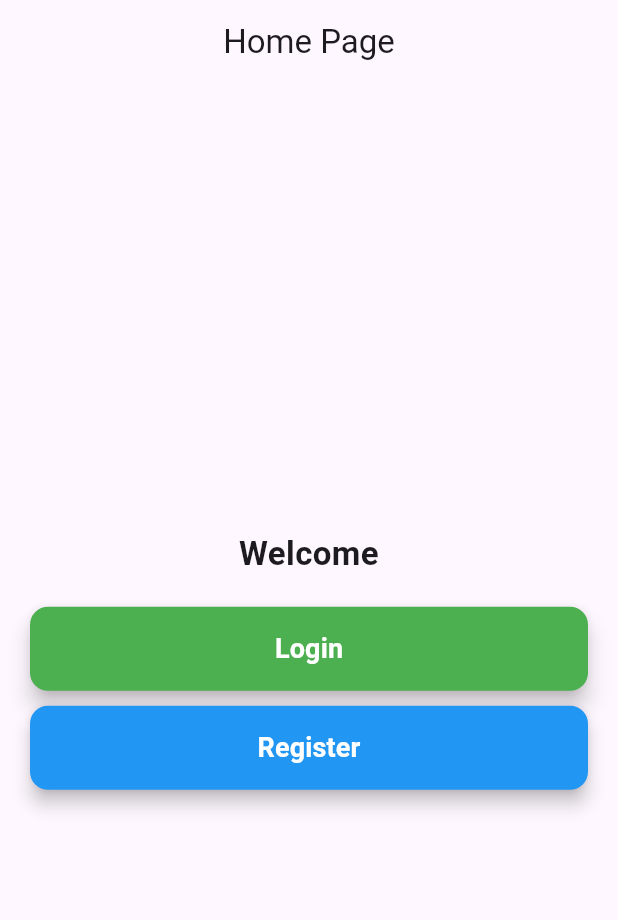
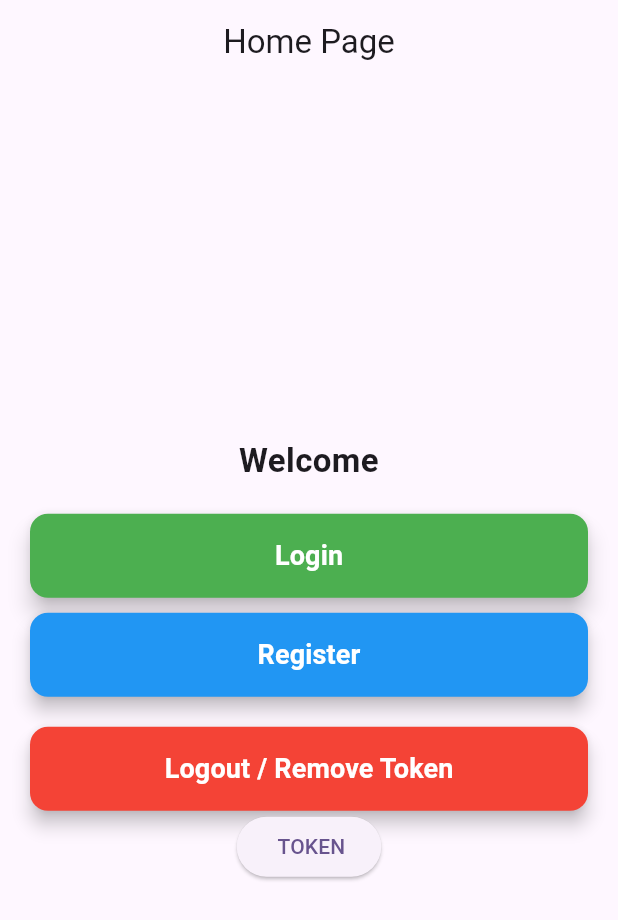
Before and after one commit to nahidhasanniloy/api, a Flutter app: the HomePage screen opened directly, on a phone screen of 412 x 824 dp. Shown: the top 920 px of the screen. Run offline on Flutter 3.47's test engine with Material 3 defaults, Android fonts, the phone set to English and light mode, and no system bars; our stand-ins replace device_preview, get, pin_code_fields, shared_preferences; accounts and stored records are empty.

Commit message:
some changes

```diff
--- a/lib/core/appRoutes.dart
+++ b/lib/core/appRoutes.dart
@@ -1,6 +1,7 @@
 import 'package:flutter/cupertino.dart';
 import 'package:get/get_navigation/src/routes/get_route.dart';
 
+import '../views/homePage/home_page.dart';
 import '../views/login/login.dart';
 import '../views/signup/register.dart';
 
@@ -8,11 +9,13 @@ class AppRoutes {
 
   static const String LoginA ="/LoginPage";
   static const String register ="/Register";
+  static const String home ="/HomePage";
 
   static List<GetPage> routes = [
 
     GetPage(name: LoginA, page: () => LoginPage()),
     GetPage(name: register, page: () => Register()),
+    GetPage(name: home, page: () => HomePage()),
 
 
   ];
--- a/lib/main.dart
+++ b/lib/main.dart
@@ -1,39 +1,43 @@
 import 'package:device_preview/device_preview.dart';
 import 'package:flutter/material.dart';
 import 'package:get/get.dart';
+import 'package:shared_preferences/shared_preferences.dart';
 import 'package:loginsignup/core/appRoutes.dart';
 
-void main() {
+void main() async {
+  WidgetsFlutterBinding.ensureInitialized();
+
+  final prefs = await SharedPreferences.getInstance();
+  final token = prefs.getString('token'); // token লোকাল থেকে নিয়ে আসবে
+
   runApp(
     DevicePreview(
       enabled: true,
-      builder: (context) => const MyApp(),
+      builder: (context) => MyApp(token: token),
     ),
   );
 }
 
 class MyApp extends StatelessWidget {
-  const MyApp({super.key});
+  final String? token;
+  const MyApp({super.key, this.token});
 
   @override
   Widget build(BuildContext context) {
     return GetMaterialApp(
-      title: 'Flutter Demo ',
-
-      // device preview for responsive
+      title: 'Flutter Demo',
       builder: DevicePreview.appBuilder,
       useInheritedMediaQuery: true,
       locale: DevicePreview.locale(context),
-
       theme: ThemeData(
         colorScheme: ColorScheme.fromSeed(seedColor: Colors.deepPurple),
       ),
-
-
       debugShowCheckedModeBanner: false,
       defaultTransition: Transition.fadeIn,
       transitionDuration: const Duration(milliseconds: 200),
-      initialRoute: AppRoutes.register,
+
+      // টোকেন থাকলে Home, না থাকলে Register
+      initialRoute: token != null ? AppRoutes.home : AppRoutes.register,
       getPages: AppRoutes.routes,
     );
   }
--- a/lib/views/homePage/home_page.dart
+++ b/lib/views/homePage/home_page.dart
@@ -1,10 +1,22 @@
 import 'package:flutter/material.dart';
 import 'package:get/get.dart';
+import 'package:shared_preferences/shared_preferences.dart';
 import '../login/login.dart';
 import '../signup/register.dart';
 
 class HomePage extends StatelessWidget {
   const HomePage({super.key});
+
+  // Token remove function
+  Future<void> removeToken() async {
+    final prefs = await SharedPreferences.getInstance();
+    await prefs.remove("auth_token");
+    print("✅ Token removed");
+    Get.snackbar("Success", "Token removed ✅");
+  }
+
+
+
 
   @override
   Widget build(BuildContext context) {
@@ -19,7 +31,7 @@ class HomePage extends StatelessWidget {
           mainAxisAlignment: MainAxisAlignment.center,
           children: [
             const Text(
-              "Welcome ",
+              "Welcome",
               style: TextStyle(
                 fontSize: 22,
                 fontWeight: FontWeight.bold,
@@ -38,45 +50,80 @@ class HomePage extends StatelessWidget {
                 style: ElevatedButton.styleFrom(
                   backgroundColor: Colors.green,
                   foregroundColor: Colors.white,
-                  padding: const EdgeInsets.symmetric(horizontal: 40, vertical: 15),
+                  padding:
+                  const EdgeInsets.symmetric(horizontal: 40, vertical: 15),
                   shape: RoundedRectangleBorder(
                     borderRadius: BorderRadius.circular(12),
                   ),
-                  elevation: 6, // shadow
+                  elevation: 6,
                 ),
                 child: const Text(
                   "Login",
                   style: TextStyle(fontSize: 18, fontWeight: FontWeight.bold),
                 ),
-              )
-
+              ),
             ),
             const SizedBox(height: 10),
 
             // Register Button
             SizedBox(
               width: double.infinity,
-
-              child:ElevatedButton(
+              child: ElevatedButton(
                 onPressed: () {
                   Get.to(() => Register());
                 },
                 style: ElevatedButton.styleFrom(
                   backgroundColor: Colors.blue,
                   foregroundColor: Colors.white,
-                  padding: const EdgeInsets.symmetric(horizontal: 40, vertical: 15),
+                  padding:
+                  const EdgeInsets.symmetric(horizontal: 40, vertical: 15),
                   shape: RoundedRectangleBorder(
                     borderRadius: BorderRadius.circular(12),
                   ),
-                  elevation: 5, // Shadow
+                  elevation: 5,
                 ),
                 child: const Text(
                   "Register",
                   style: TextStyle(fontSize: 18, fontWeight: FontWeight.bold),
                 ),
-              )
+              ),
+            ),
 
+            const SizedBox(height: 20),
+
+            // Logout / Remove Token Button
+            SizedBox(
+              width: double.infinity,
+              child: ElevatedButton(
+                onPressed: () async {
+                  await removeToken();
+                },
+                style: ElevatedButton.styleFrom(
+                  backgroundColor: Colors.red,
+                  foregroundColor: Colors.white,
+                  padding:
+                  const EdgeInsets.symmetric(horizontal: 40, vertical: 15),
+                  shape: RoundedRectangleBorder(
+                    borderRadius: BorderRadius.circular(12),
+                  ),
+                  elevation: 5,
+                ),
+                child: const Text(
+                  "Logout / Remove Token",
+                  style: TextStyle(fontSize: 18, fontWeight: FontWeight.bold),
+                ),
+              ),
             ),
+
+            ElevatedButton(onPressed: () {
+              final prefs = await SharedPreferences.getInstance();
+
+            }, child: Text(' TOKEN'))
+
+
+
+
+
           ],
         ),
       ),
```
Also changed, not shown: lib/views/otp/otp/otp_controller.dart (+5 -3 lines).
